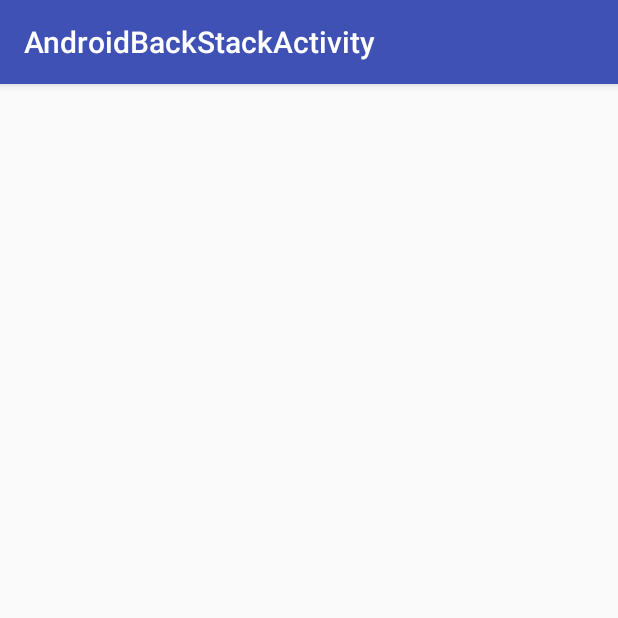
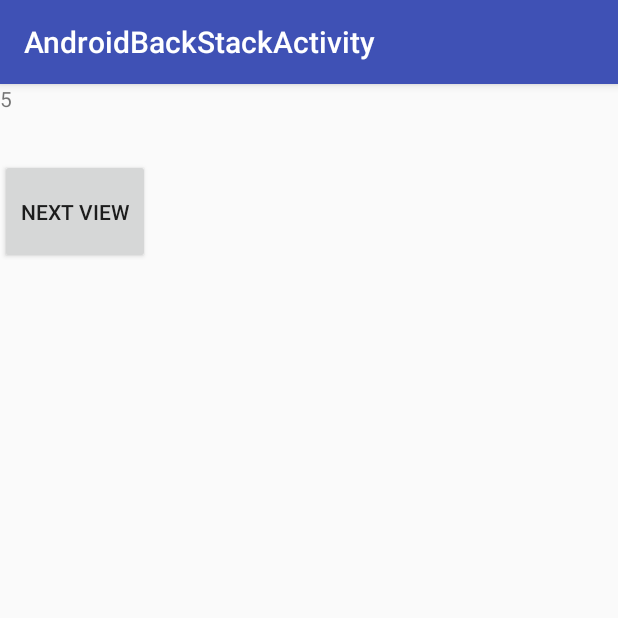
Before and after one commit to Someluck/AndroidBackStackActivity, an Android app: the FifthActivity screen opened directly, with no data from a screen before it, on a phone screen of 412 x 824 dp, the top half of it. Run offline under Robolectric (Android 15) with nearby library versions, the phone set to English and light mode, and no system bars.

Commit message:
Something work))

```diff
--- a/AndroidBackStackActivity/app/src/main/java/by/ivanzablotskiy/androidbackstackactivity/FifthActivity.java
+++ b/AndroidBackStackActivity/app/src/main/java/by/ivanzablotskiy/androidbackstackactivity/FifthActivity.java
@@ -1,8 +1,12 @@
 package by.ivanzablotskiy.androidbackstackactivity;
 
+import android.content.Intent;
 import android.os.Bundle;
 import android.support.annotation.Nullable;
 import android.support.v7.app.AppCompatActivity;
+import android.view.View;
+import android.widget.TextView;
+import android.widget.Toast;
 
 /**
  * Created by ivanz on 03.10.2016.
@@ -10,8 +14,20 @@ import android.support.v7.app.AppCompatActivity;
 
 public class FifthActivity extends AppCompatActivity {
 
+    private final String ACTIVITY_NAME = "5";
+    private TextView textView;
+
     @Override
     protected void onCreate(@Nullable Bundle savedInstanceState) {
         super.onCreate(savedInstanceState);
+        setContentView(R.layout.activity_first);
+        Toast.makeText(this, "FIfth activity launched", Toast.LENGTH_SHORT).show();
+        textView= ((TextView) findViewById(R.id.textView));
+        textView.setText(ACTIVITY_NAME);
+    }
+
+    public void buttonOnClick(View view) {
+        Intent intent=new Intent(this,MainActivity.class);
+        startActivity(intent);
     }
 }
--- /dev/null
+++ b/AndroidBackStackActivity/app/src/main/res/layout/activity_first.xml
@@ -0,0 +1,17 @@
+<?xml version="1.0" encoding="utf-8"?>
+<LinearLayout xmlns:android="http://schemas.android.com/apk/res/android"
+    android:orientation="vertical" android:layout_width="match_parent"
+    android:layout_height="match_parent">
+
+    <TextView
+        android:id="@+id/textView"
+        android:layout_width="100dp"
+        android:layout_height="50dp" />
+    <Button
+        android:layout_width="100dp"
+        android:layout_height="70dp"
+        android:onClick="buttonOnClick"
+        android:text="Next view"
+        />
+
+</LinearLayout>
```
Also changed, not shown: AndroidBackStackActivity/app/src/main/AndroidManifest.xml (+30 -5 lines), AndroidBackStackActivity/app/src/main/java/by/ivanzablotskiy/androidbackstackactivity/FirstActivity.java (+18 -0 lines), AndroidBackStackActivity/app/src/main/java/by/ivanzablotskiy/androidbackstackactivity/FourthActivity.java (+19 -0 lines), AndroidBackStackActivity/app/src/main/java/by/ivanzablotskiy/androidbackstackactivity/MainActivity.java (+33 -2 lines), AndroidBackStackActivity/app/src/main/java/by/ivanzablotskiy/androidbackstackactivity/SecondActivity.java (+18 -0 lines), AndroidBackStackActivity/app/src/main/java/by/ivanzablotskiy/androidbackstackactivity/ThirdActivity.java (+17 -0 lines), AndroidBackStackActivity/app/src/main/res/layout/activity_start.xml (added, +11 -0 lines).
